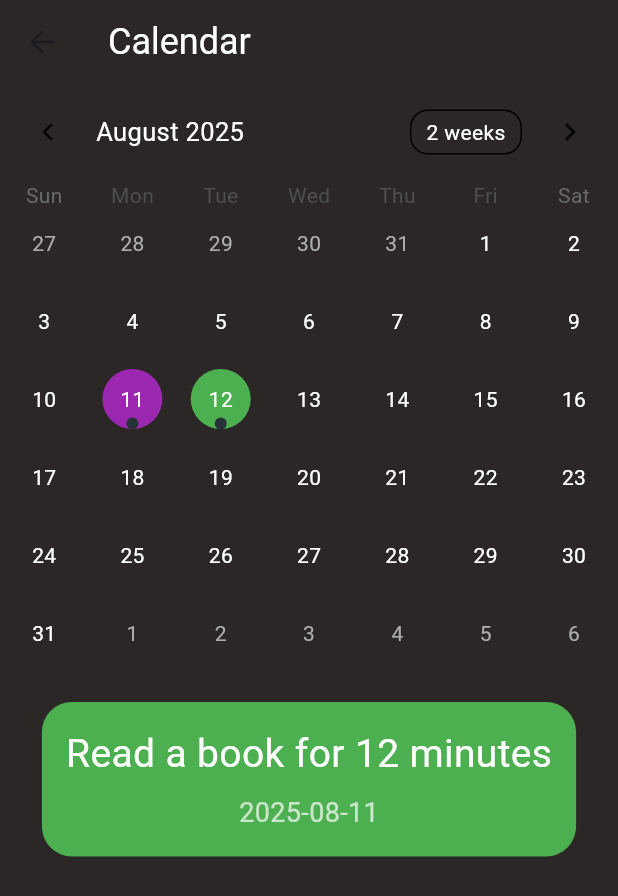
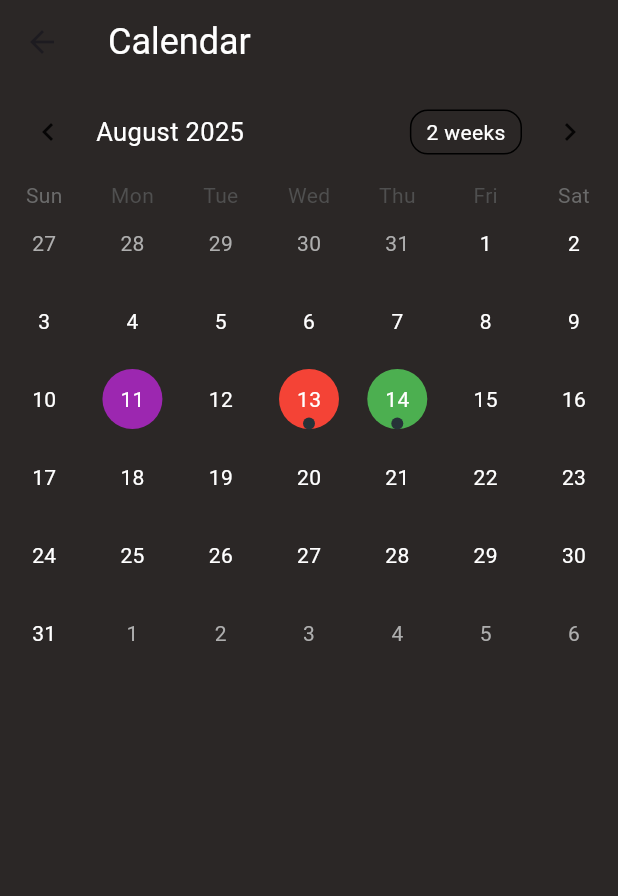
Before and after one commit to temevh/betterbrain, a Flutter app: the screen it shows after launch, after a tap on the "menu" icon, after a tap on "Calendar", on a phone screen of 412 x 824 dp. Shown: the top 896 px of the screen. Run offline on Flutter 3.47's test engine with Material 3 defaults, Android fonts, the phone set to English and light mode, and no system bars; drawn by our look-alikes of table_calendar.

Commit message:
calendar coloring more clear

```diff
--- a/lib/main.dart
+++ b/lib/main.dart
@@ -24,6 +24,7 @@ class MyApp extends StatelessWidget {
           titleTextStyle: TextStyle(color: Colors.white, fontSize: 24),
         ),
       ),
+      debugShowCheckedModeBanner: false,
       initialRoute: '/',
       routes: appRoutes,
     );
--- a/lib/screens/calendar_screen.dart
+++ b/lib/screens/calendar_screen.dart
@@ -35,14 +35,14 @@ class _CalendarScreenState extends State<CalendarScreen> {
     super.initState();
 
     _events = {
-      _normalizeDate(DateTime.now()): [
+      _normalizeDate(DateTime.now().add(const Duration(days: 2))): [
         Event(
           title: 'Read a book for 12 minutes',
           category: "focus",
           isCompleted: false,
         ),
       ],
-      _normalizeDate(DateTime.now().add(const Duration(days: 1))): [
+      _normalizeDate(DateTime.now().add(const Duration(days: 3))): [
         Event(title: 'Gym Session', category: "health", isCompleted: true),
       ],
     };
@@ -77,7 +77,6 @@ class _CalendarScreenState extends State<CalendarScreen> {
                 final events = _getEventsForDay(day);
 
                 if (events.isEmpty) {
-                  // No events → default text
                   return Center(child: Text('${day.day}'));
                 }
 
@@ -87,14 +86,11 @@ class _CalendarScreenState extends State<CalendarScreen> {
                   (event) => !event.isCompleted,
                 );
 
-                // Decide background color
-                Color bgColor;
+                Color bgColor = Colors.green;
                 if (allCompleted) {
                   bgColor = Colors.green;
                 } else if (allNotCompleted) {
                   bgColor = Colors.red;
-                } else {
-                  bgColor = Colors.orange; // mixed events
                 }
 
                 return Container(
```
